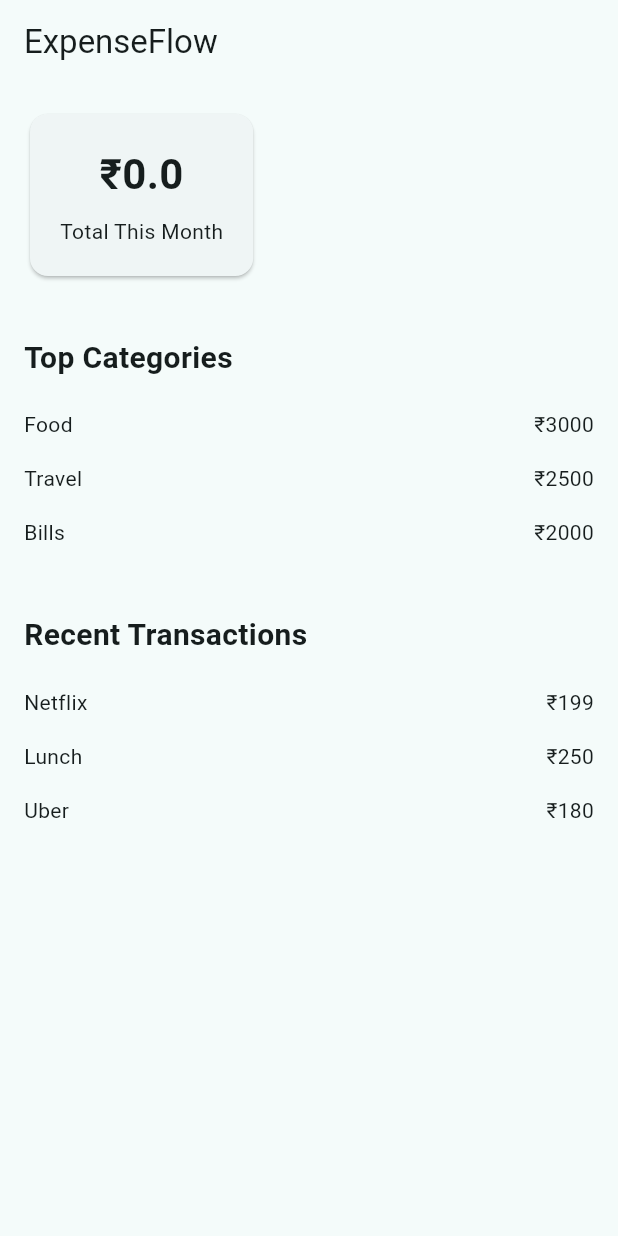
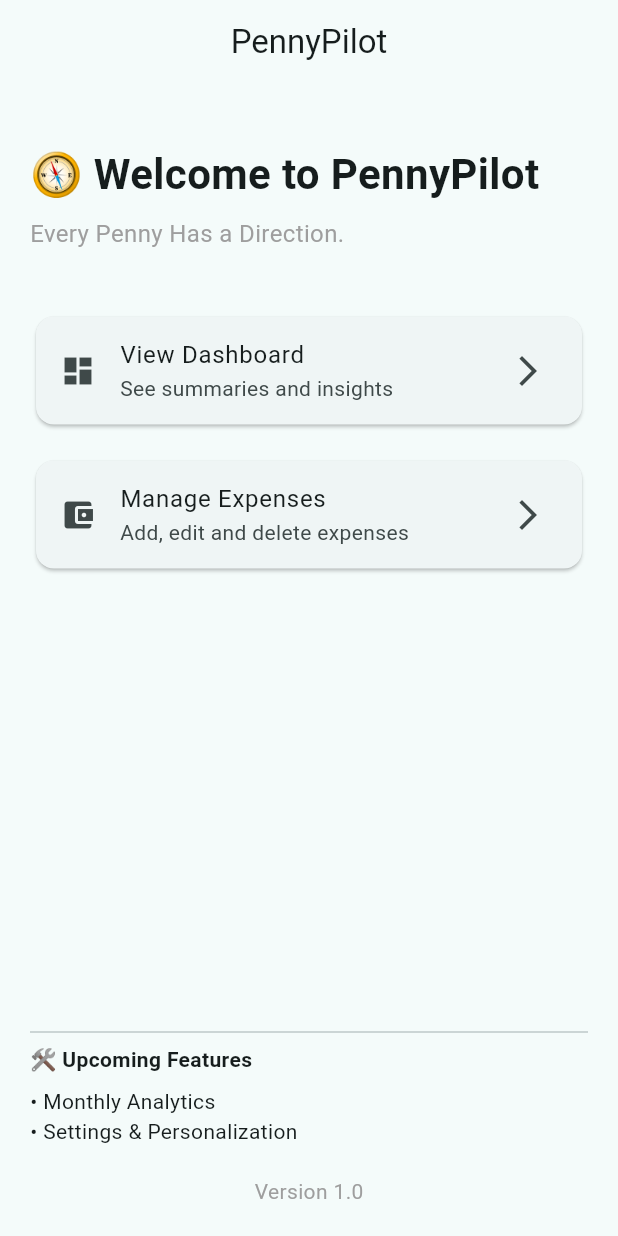
Before and after one commit to sreekarmovva/expense-flow, a Flutter app: the screen it shows after launch, on a phone screen of 412 x 824 dp. Run offline on Flutter 3.47's test engine with Material 3 defaults, Android fonts, the phone set to English and light mode, and no system bars; our stand-ins replace flutter_riverpod, go_router, hive, hive_flutter; accounts and stored records are empty.

Commit message:
Added Home Screen, Navigation, and Dynamic Dashboard

```diff
--- a/lib/app/app.dart
+++ b/lib/app/app.dart
@@ -10,7 +10,7 @@ class ExpenseFlowApp extends StatelessWidget {
   Widget build(BuildContext context) {
     return MaterialApp.router(
       debugShowCheckedModeBanner: false,
-      title: 'ExpenseFlow',
+      title: 'PennyPilot',
       theme: lightTheme,
       darkTheme: darkTheme,
       routerConfig: appRouter,
--- a/lib/app/routes.dart
+++ b/lib/app/routes.dart
@@ -2,12 +2,21 @@ import 'package:go_router/go_router.dart';
 
 import '../features/dashboard/dashboard_screen.dart';
 import '../features/expenses/expense_screen.dart';
+import '../features/home/home_screen.dart';
 
 final GoRouter appRouter = GoRouter(
   routes: [
     GoRoute(
       path: '/',
+      builder: (context, state) => const HomeScreen(),
+    ),
+    GoRoute(
+      path: '/dashboard',
       builder: (context, state) => const DashboardScreen(),
+    ),
+    GoRoute(
+      path: '/expenses',
+      builder: (context, state) => const ExpenseScreen(),
     ),
   ],
 );
--- a/lib/features/dashboard/dashboard_screen.dart
+++ b/lib/features/dashboard/dashboard_screen.dart
@@ -5,6 +5,7 @@ import '../../shared/widgets/section_title.dart';
 import '../../shared/widgets/transaction_row.dart';
 import 'package:flutter_riverpod/flutter_riverpod.dart';
 import '../../providers/expense_provider.dart';
+import 'package:go_router/go_router.dart';
 
 class DashboardScreen extends ConsumerWidget {
   const DashboardScreen({super.key});
@@ -14,12 +15,34 @@ class DashboardScreen extends ConsumerWidget {
     final expenses = ref.watch(expenseProvider);
     double total = 0;
 
+    Map<String, double> categoryTotals = {};
+
+    for (final expense in expenses) {
+      if (categoryTotals.containsKey(expense.category)) {
+        categoryTotals[expense.category] =
+            categoryTotals[expense.category]! + double.parse(expense.amount);
+      } else {
+        categoryTotals[expense.category] = double.parse(expense.amount);
+      }
+    }
+    final sortedCategories = categoryTotals.entries.toList();
+
+    sortedCategories.sort((a, b) {
+      return b.value.compareTo(a.value);
+    });
+
     for (final expense in expenses) {
       total += double.parse(expense.amount);
     }
     return Scaffold(
       appBar: AppBar(
-        title: const Text('ExpenseFlow'),
+        leading: IconButton(
+          icon: const Icon(Icons.home_outlined),
+          onPressed: () {
+            context.go('/');
+          },
+        ),
+        title: const Text('Dashboard'),
       ),
       body: SingleChildScrollView(
         padding: const EdgeInsets.all(16),
@@ -33,34 +56,22 @@ class DashboardScreen extends ConsumerWidget {
             SectionTitle(
               title: 'Top Categories',
             ),
-            CategoryRow(
-              categoryName: 'Food',
-              amount: '₹3000',
-            ),
-            CategoryRow(
-              categoryName: 'Travel',
-              amount: '₹2500',
-            ),
-            CategoryRow(
-              categoryName: 'Bills',
-              amount: '₹2000',
-            ),
+            ...sortedCategories.take(3).map((entry) {
+              return CategoryRow(
+                categoryName: entry.key,
+                amount: '₹${entry.value}',
+              );
+            }),
             SizedBox(height: 24),
             SectionTitle(
               title: 'Recent Transactions',
             ),
-            TransactionRow(
-              transactionName: 'Netflix',
-              amount: '₹199',
-            ),
-            TransactionRow(
-              transactionName: 'Lunch',
-              amount: '₹250',
-            ),
-            TransactionRow(
-              transactionName: 'Uber',
-              amount: '₹180',
-            ),
+            ...expenses.map((expense) {
+              return TransactionRow(
+                transactionName: expense.name,
+                amount: '₹${expense.amount}',
+              );
+            }),
           ],
         ),
       ),
--- a/lib/features/expenses/expense_screen.dart
+++ b/lib/features/expenses/expense_screen.dart
@@ -3,7 +3,7 @@ import 'widgets/expense_card.dart';
 import 'widgets/expense_form.dart';
 import 'package:flutter_riverpod/flutter_riverpod.dart';
 import '../../providers/expense_provider.dart';
-import '../../models/expense.dart';
+import 'package:go_router/go_router.dart';
 
 class ExpenseScreen extends ConsumerWidget {
   const ExpenseScreen({super.key});
@@ -13,7 +13,13 @@ class ExpenseScreen extends ConsumerWidget {
     final expenses = ref.watch(expenseProvider);
     return Scaffold(
       appBar: AppBar(
-        title: const Text('Expenses'),
+        leading: IconButton(
+          icon: const Icon(Icons.home_outlined),
+          onPressed: () {
+            context.go('/');
+          },
+        ),
+        title: const Text('Manage Expenses'),
       ),
       body: Padding(
         padding: const EdgeInsets.all(16),
--- /dev/null
+++ b/lib/features/home/home_screen.dart
@@ -0,0 +1,82 @@
+import 'package:flutter/material.dart';
+import 'package:go_router/go_router.dart';
+
+class HomeScreen extends StatelessWidget {
+  const HomeScreen({super.key});
+
+  @override
+  Widget build(BuildContext context) {
+    return Scaffold(
+      appBar: AppBar(
+        title: const Text('PennyPilot'),
+        centerTitle: true,
+      ),
+      body: Padding(
+        padding: const EdgeInsets.all(20),
+        child: Column(
+          crossAxisAlignment: CrossAxisAlignment.start,
+          children: [
+            const SizedBox(height: 20),
+            const Text(
+              '🧭 Welcome to PennyPilot',
+              style: TextStyle(
+                fontSize: 28,
+                fontWeight: FontWeight.bold,
+              ),
+            ),
+            const SizedBox(height: 8),
+            const Text(
+              'Every Penny Has a Direction.',
+              style: TextStyle(
+                fontSize: 16,
+                color: Colors.grey,
+              ),
+            ),
+            const SizedBox(height: 40),
+            Card(
+              child: ListTile(
+                leading: const Icon(Icons.dashboard),
+                title: const Text('View Dashboard'),
+                subtitle: const Text('See summaries and insights'),
+                trailing: const Icon(Icons.arrow_forward_ios),
+                onTap: () {
+                  context.go('/dashboard');
+                },
+              ),
+            ),
+            const SizedBox(height: 16),
+            Card(
+              child: ListTile(
+                leading: const Icon(Icons.account_balance_wallet),
+                title: const Text('Manage Expenses'),
+                subtitle: const Text('Add, edit and delete expenses'),
+                trailing: const Icon(Icons.arrow_forward_ios),
+                onTap: () {
+                  context.go('/expenses');
+                },
+              ),
+            ),
+            const Spacer(),
+            const Divider(),
+            const Text(
+              '🛠 Upcoming Features',
+              style: TextStyle(
+                fontWeight: FontWeight.bold,
+              ),
+            ),
+            const SizedBox(height: 8),
+            const Text('• Monthly Analytics'),
+            const Text('• Settings & Personalization'),
+            const SizedBox(height: 20),
+            const Center(
+              child: Text(
+                'Version 1.0',
+                style: TextStyle(color: Colors.grey),
+              ),
+            ),
+          ],
+        ),
+      ),
+    );
+  }
+}
```
Also changed, not shown: 1 other file.
